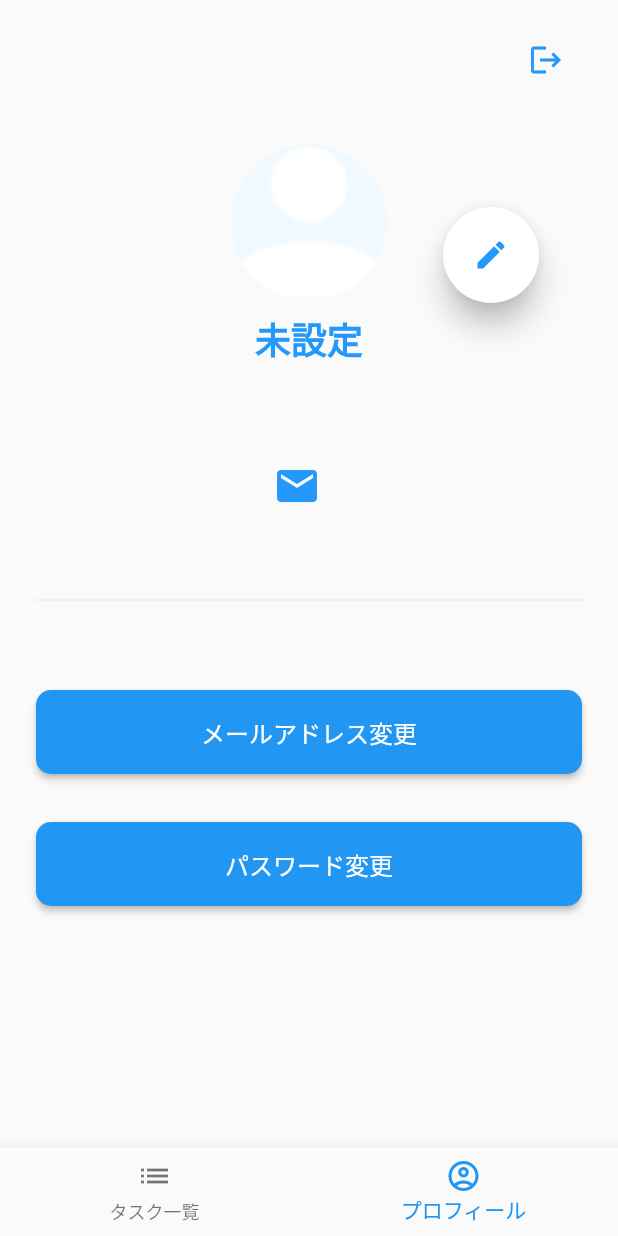
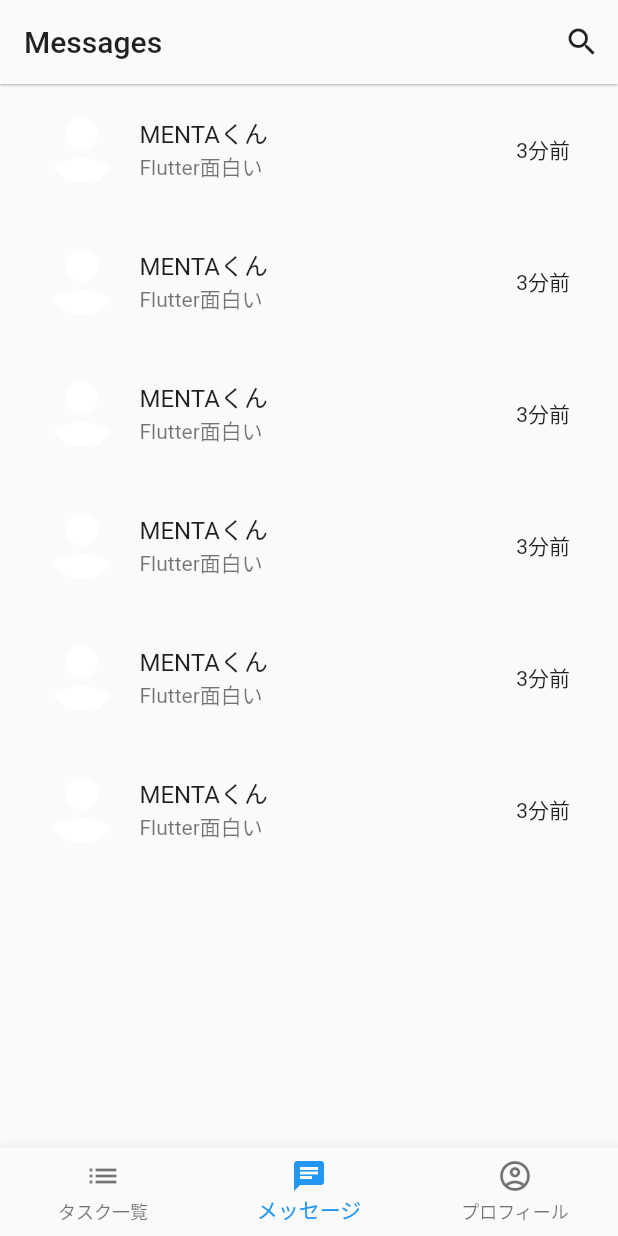
Before and after one commit to John-Thailand/todoapp, a Flutter app: the HomeScreen screen opened directly, item 2 of the bottom bar chosen, on a phone screen of 412 x 824 dp. Run offline on Flutter 3.47's test engine with Material 2 defaults, Android fonts, the phone set to English and light mode, and no system bars; our stand-ins replace cloud_firestore, firebase_auth, firebase_core, firebase_storage, image_picker; accounts and stored records are empty.

Commit message:
チャット画面

```diff
--- a/lib/home_screen.dart
+++ b/lib/home_screen.dart
@@ -1,4 +1,5 @@
 import 'package:flutter/material.dart';
+import 'package:todo_app/message/message_page.dart';
 import 'package:todo_app/mypage/my_page.dart';
 import 'package:todo_app/pages/task_list_page.dart';
 
@@ -14,6 +15,7 @@ class _HomeScreenState extends State<HomeScreen> {
 
   final _pages = [
     TaskListPage(),
+    const MessagePage(),
     MyPage(),
   ];
 
@@ -30,6 +32,10 @@ class _HomeScreenState extends State<HomeScreen> {
               label: 'タスク一覧',
             ),
             BottomNavigationBarItem(
+              icon: Icon(Icons.chat),
+              label: 'メッセージ',
+            ),
+            BottomNavigationBarItem(
               icon: Icon(Icons.account_circle_outlined),
               label: 'プロフィール',
             ),
--- /dev/null
+++ b/lib/message/message_page.dart
@@ -0,0 +1,115 @@
+import 'package:flutter/material.dart';
+import 'package:todo_app/chat/chat_page.dart';
+
+class MessagePage extends StatefulWidget {
+  const MessagePage({ Key? key, }) : super(key: key);
+
+  @override
+  _MessagePageState createState() => _MessagePageState();
+}
+
+class _MessagePageState extends State<MessagePage> {
+  @override
+  Widget build(BuildContext context) {
+    return Scaffold(
+      appBar: AppBar(
+        backgroundColor: Theme.of(context).canvasColor,
+        elevation: .6,
+        title: const Text(
+          'Messages',
+          style: TextStyle(color: Colors.black87),
+        ),
+        actions: [
+          IconButton(
+            onPressed: () {},
+            icon: const Icon(Icons.search),
+            color: Colors.black87,
+          ),
+        ],
+      ),
+      body: SafeArea(
+        child: ListView(
+          children: <Widget>[
+            ListTile(
+              onTap: () {
+                Navigator.of(context).push(MaterialPageRoute(builder: (BuildContext context) {
+                  return const ChatPage();
+                }));
+              },
+              contentPadding: const EdgeInsets.symmetric(
+                horizontal: 32.0,
+                vertical: 8.0,
+              ),
+              leading: ClipOval(
+                child: Image.asset('assets/images/account.png'),
+              ),
+              trailing: const Text('3分前'),
+              title: const Text('MENTAくん'),
+              subtitle: const Text('Flutter面白い'),
+            ),
+            ListTile(
+              contentPadding: const EdgeInsets.symmetric(
+                horizontal: 32.0,
+                vertical: 8.0,
+              ),
+              leading: ClipOval(
+                child: Image.asset('assets/images/account.png'),
+              ),
+              trailing: const Text('3分前'),
+              title: const Text('MENTAくん'),
+              subtitle: const Text('Flutter面白い'),
+            ),
+            ListTile(
+              contentPadding: const EdgeInsets.symmetric(
+                horizontal: 32.0,
+                vertical: 8.0,
+              ),
+              leading: ClipOval(
+                child: Image.asset('assets/images/account.png'),
+              ),
+              trailing: const Text('3分前'),
+              title: const Text('MENTAくん'),
+              subtitle: const Text('Flutter面白い'),
+            ),
+            ListTile(
+              contentPadding: const EdgeInsets.symmetric(
+                horizontal: 32.0,
+                vertical: 8.0,
+              ),
+              leading: ClipOval(
+                child: Image.asset('assets/images/account.png'),
+              ),
+              trailing: const Text('3分前'),
+              title: const Text('MENTAくん'),
+              subtitle: const Text('Flutter面白い'),
+            ),
+            ListTile(
+              contentPadding: const EdgeInsets.symmetric(
+                horizontal: 32.0,
+                vertical: 8.0,
+              ),
+              leading: ClipOval(
+                child: Image.asset('assets/images/account.png'),
+              ),
+              trailing: const Text('3分前'),
+              title: const Text('MENTAくん'),
+              subtitle: const Text('Flutter面白い'),
+            ),
+            ListTile(
+              contentPadding: const EdgeInsets.symmetric(
+                horizontal: 32.0,
+                vertical: 8.0,
+              ),
+              leading: ClipOval(
+                child: Image.asset('assets/images/account.png'),
+              ),
+              trailing: const Text('3分前'),
+              title: const Text('MENTAくん'),
+              subtitle: const Text('Flutter面白い'),
+            ),
+          ],
+        ),
+      ),
+    );
+  }
+}
```
Also changed, not shown: lib/chat/chat_page.dart (+67 -9 lines).
